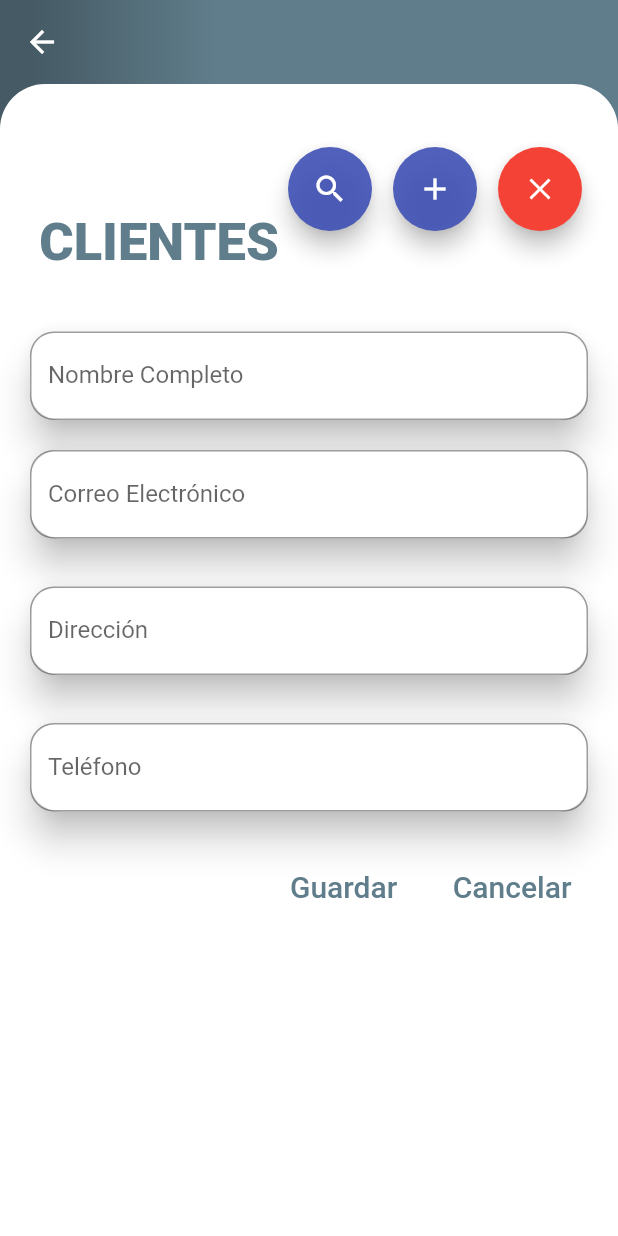
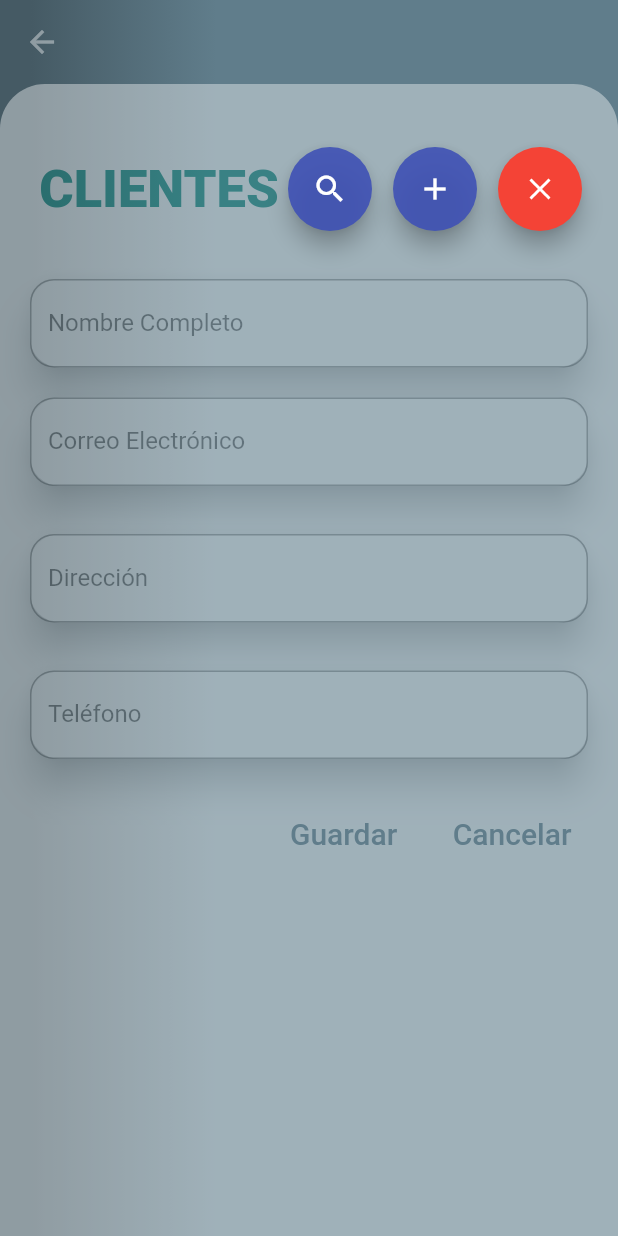
Before and after one commit to RobertAlvv/RobertAlvv-citas, a Flutter app: the MyClientes screen opened directly, after a tap on the "search" icon, on a phone screen of 412 x 824 dp. Run offline on Flutter 3.47's test engine with Material 2 defaults, Android fonts, the phone set to English and light mode, and no system bars; our stand-ins replace bottom_navy_bar, curved_navigation_bar, flutter_staggered_animations, shimmer, sqflite, table_calendar; missing offline and left inert: animated_floatactionbuttons, unicorndial; accounts and stored records are empty.

Commit message:
opacidad boton flotante2

```diff
--- a/lib/pages/ClientesPage.dart
+++ b/lib/pages/ClientesPage.dart
@@ -1,5 +1,6 @@
 import 'package:flutter/material.dart';
 import 'package:project_citas_test/pages/ListarClientes.dart';
+
 class MyClientes extends StatefulWidget {
   @override
   _MyClientesState createState() => _MyClientesState();
@@ -7,6 +8,7 @@ class MyClientes extends StatefulWidget {
 
 class _MyClientesState extends State<MyClientes>
     with SingleTickerProviderStateMixin {
+  double _opacity = 1.0;
   bool isOpened = false;
   AnimationController _animationController;
   Animation<Color> _buttonColor;
@@ -14,7 +16,7 @@ class _MyClientesState extends State<MyClientes>
   Animation<double> _translateButton;
   Curve _curve = Curves.easeOut;
   double _fabHeight = 56.0;
-   int _seleccionarPantalla=1;
+  int _seleccionarPantalla = 1;
   @override
   initState() {
     _animationController =
@@ -25,7 +27,7 @@ class _MyClientesState extends State<MyClientes>
     _animateIcon =
         Tween<double>(begin: 0.0, end: 1.0).animate(_animationController);
     _buttonColor = ColorTween(
-      begin: Colors.indigo.withOpacity(0.9),
+      begin: Colors.teal.shade600,
       end: Colors.red,
     ).animate(CurvedAnimation(
       parent: _animationController,
@@ -58,8 +60,11 @@ class _MyClientesState extends State<MyClientes>
   animate() {
     if (!isOpened) {
       _animationController.forward();
+      _opacity = 0.4;
     } else {
-      _animationController.reverse();
+      _animationController.reverse().whenComplete(() {
+        _opacity = 1.0;
+      });
     }
     isOpened = !isOpened;
   }
@@ -83,7 +88,9 @@ class _MyClientesState extends State<MyClientes>
       ),
       child: Stack(
         children: <Widget>[
-          Scaffold(
+          Opacity(
+            opacity: _opacity,
+            child: Scaffold(
               backgroundColor: Colors.transparent,
               appBar: AppBar(
                 elevation: 0,
@@ -92,35 +99,27 @@ class _MyClientesState extends State<MyClientes>
               body: Container(
                   padding: EdgeInsets.only(top: 10),
                   decoration: BoxDecoration(
-                color: Colors.white,
+                    color: Colors.white.withOpacity(1),
                     borderRadius: BorderRadius.only(
                         topLeft: Radius.circular(30),
                         topRight: Radius.circular(30)),
                   ),
                   child: Column(
                     children: <Widget>[
-                  SizedBox(height: 75),
                       Padding(
-                    padding: EdgeInsets.only(right: 200),
+                        padding: EdgeInsets.only(right: 200, top: 40),
                         child: Text(
                           'Clientes'.toUpperCase(),
                           style: TextStyle(
                               fontSize: 35,
                               fontWeight: FontWeight.w900,
-                          color: Colors.blueGrey),
+                              color: Colors.teal.shade600),
                         ),
                       ),
                       Flexible(child: seleccionarPantalla())
                     ],
-              )
+                  )),
             ),
-//        floatingActionButton: AnimatedFloatingActionButton(
-//            //Fab list
-//            fabButtons: <Widget>[float1(), float2()],
-//            colorStartAnimation: Colors.blue,
-//            colorEndAnimation: Colors.red,
-//            animatedIconData: AnimatedIcons.menu_close //To principal button
-//            ),
           ),
           Positioned(
             left: 220,
@@ -138,7 +137,8 @@ class _MyClientesState extends State<MyClientes>
                     backgroundColor: Colors.indigo.withOpacity(0.9),
                     onPressed: () {
                       setState(() {
-                     _seleccionarPantalla=2;
+                        _seleccionarPantalla = 2;
+                        animate();
                       });
                     },
                     tooltip: 'Inbox',
@@ -156,7 +156,8 @@ class _MyClientesState extends State<MyClientes>
                     backgroundColor: Colors.indigo.withOpacity(0.9),
                     onPressed: () {
                       setState(() {
-                     _seleccionarPantalla=1;
+                        _seleccionarPantalla = 1;
+                        animate();
                       });
                     },
                     tooltip: 'Inbox',
@@ -166,7 +167,12 @@ class _MyClientesState extends State<MyClientes>
                 ),
                 FloatingActionButton(
                   backgroundColor: _buttonColor.value,
-                  onPressed: animate,
+                  onPressed: () {
+                    setState(() {
+                      animate();
+                      _opacity;
+                    });
+                  },
                   tooltip: 'Toggle',
                   child: AnimatedIcon(
                     icon: AnimatedIcons.menu_close,
@@ -182,13 +188,11 @@ class _MyClientesState extends State<MyClientes>
     );
   }
 
-
-  Widget formularioCliente(){
+  Widget formularioCliente() {
     return ListView(
       children: <Widget>[
         Padding(
-                    padding:
-                        const EdgeInsets.only(top: 35, left: 16, right: 16),
+          padding: const EdgeInsets.only(top: 35, left: 16, right: 16),
           child: Card(
             elevation: 10,
             shape: RoundedRectangleBorder(
@@ -196,16 +200,15 @@ class _MyClientesState extends State<MyClientes>
             child: TextField(
               //enabled: false,
               decoration: InputDecoration(
-                          border: OutlineInputBorder(
-                              borderRadius: BorderRadius.circular(16)),
+                border:
+                    OutlineInputBorder(borderRadius: BorderRadius.circular(16)),
                 labelText: 'Nombre Completo',
               ),
             ),
           ),
         ),
         Padding(
-                    padding: const EdgeInsets.symmetric(
-                        vertical: 12, horizontal: 16),
+          padding: const EdgeInsets.symmetric(vertical: 12, horizontal: 16),
           child: Card(
             elevation: 10,
             shape: RoundedRectangleBorder(
@@ -213,8 +216,8 @@ class _MyClientesState extends State<MyClientes>
             child: TextField(
               //enabled: false,
               decoration: InputDecoration(
-                          border: OutlineInputBorder(
-                              borderRadius: BorderRadius.circular(16)),
+                border:
+                    OutlineInputBorder(borderRadius: BorderRadius.circular(16)),
                 labelText: 'Correo Electrónico',
               ),
             ),
@@ -229,8 +232,8 @@ class _MyClientesState extends State<MyClientes>
             child: TextField(
               //enabled: false,
               decoration: InputDecoration(
-                          border: OutlineInputBorder(
-                              borderRadius: BorderRadius.circular(16)),
+                border:
+                    OutlineInputBorder(borderRadius: BorderRadius.circular(16)),
                 labelText: 'Dirección',
               ),
             ),
@@ -245,8 +248,8 @@ class _MyClientesState extends State<MyClientes>
             child: TextField(
               //enabled: false,
               decoration: InputDecoration(
-                          border: OutlineInputBorder(
-                              borderRadius: BorderRadius.circular(16)),
+                border:
+                    OutlineInputBorder(borderRadius: BorderRadius.circular(16)),
                 labelText: 'Teléfono',
               ),
             ),
@@ -261,8 +264,7 @@ class _MyClientesState extends State<MyClientes>
             FlatButton(
               onPressed: () {},
               child: Text('Guardar',
-                            style: TextStyle(
-                                color: Colors.blueGrey, fontSize: 20)),
+                  style: TextStyle(color: Colors.blueGrey, fontSize: 20)),
             ),
             SizedBox(
               width: 5,
@@ -271,8 +273,7 @@ class _MyClientesState extends State<MyClientes>
               onPressed: () {},
               child: Text(
                 'Cancelar',
-                          style:
-                              TextStyle(color: Colors.blueGrey, fontSize: 20),
+                style: TextStyle(color: Colors.blueGrey, fontSize: 20),
               ),
             ),
             SizedBox(
@@ -284,11 +285,12 @@ class _MyClientesState extends State<MyClientes>
     );
   }
 
-
-  Widget seleccionarPantalla(){
-    switch (_seleccionarPantalla){
-    case 1 : return formularioCliente();
-    case 2 : return ListarCliente();
+  Widget seleccionarPantalla() {
+    switch (_seleccionarPantalla) {
+      case 1:
+        return formularioCliente();
+      case 2:
+        return ListarCliente();
     }
   }
 
```
Lines whose indentation alone changed are shown as unchanged.
